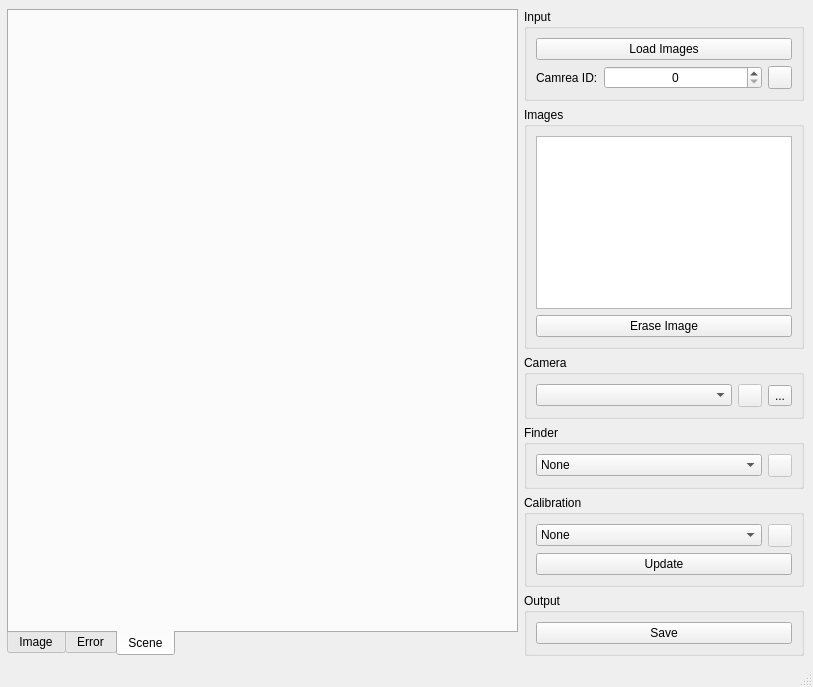
Before: the Qt Designer form app/ui/IrisCC.ui in xalpha/iris, drawn with Qt 5.
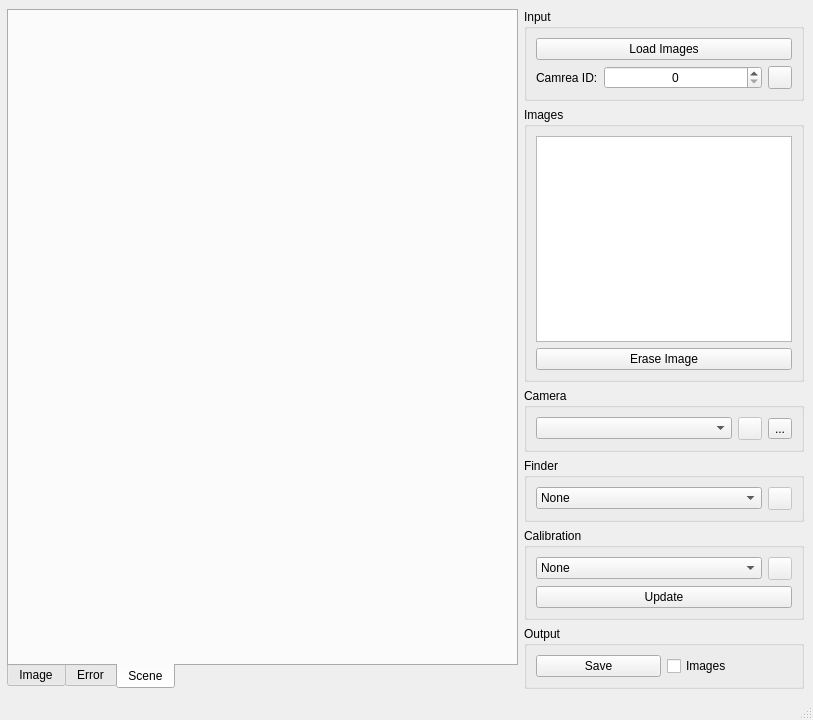
After: the same form once the commit is applied. Icons and pictures are not drawn. Custom widgets are drawn as their Qt base class.

What changed in the file:
```diff
--- a/app/ui/IrisCC.ui
+++ b/app/ui/IrisCC.ui
@@ -7,7 +7,7 @@
     <x>0</x>
     <y>0</y>
     <width>813</width>
-    <height>687</height>
+    <height>720</height>
    </rect>
   </property>
   <property name="sizePolicy">
@@ -360,11 +360,27 @@
         <layout class="QHBoxLayout" name="horizontalLayout_3">
          <item>
           <widget class="QPushButton" name="save">
+           <property name="sizePolicy">
+            <sizepolicy hsizetype="Preferred" vsizetype="Fixed">
+             <horstretch>0</horstretch>
+             <verstretch>0</verstretch>
+            </sizepolicy>
+           </property>
            <property name="text">
             <string>Save</string>
            </property>
           </widget>
          </item>
+         <item>
+          <widget class="QCheckBox" name="save_images">
+           <property name="toolTip">
+            <string>Save undistorted images.</string>
+           </property>
+           <property name="text">
+            <string>Images</string>
+           </property>
+          </widget>
+         </item>
         </layout>
        </widget>
       </item>
```
